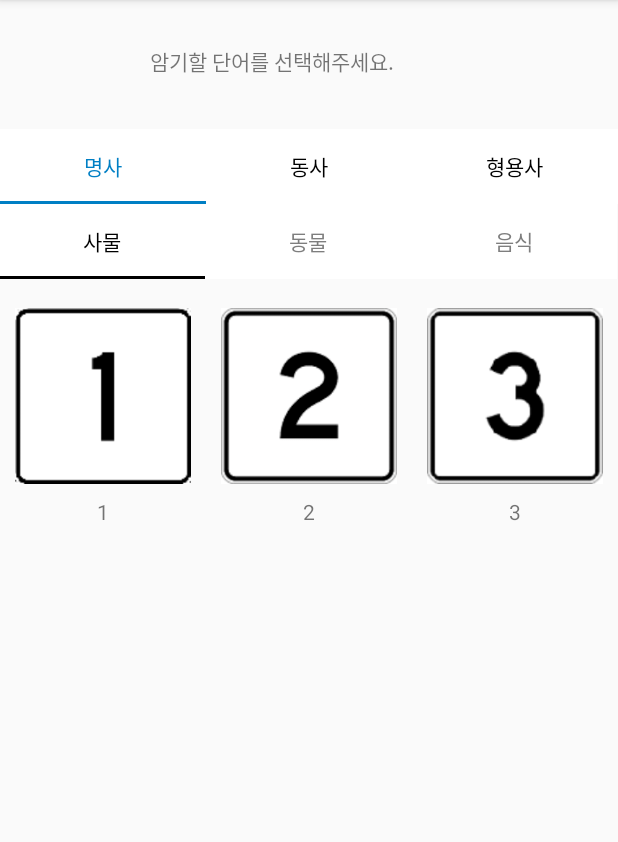
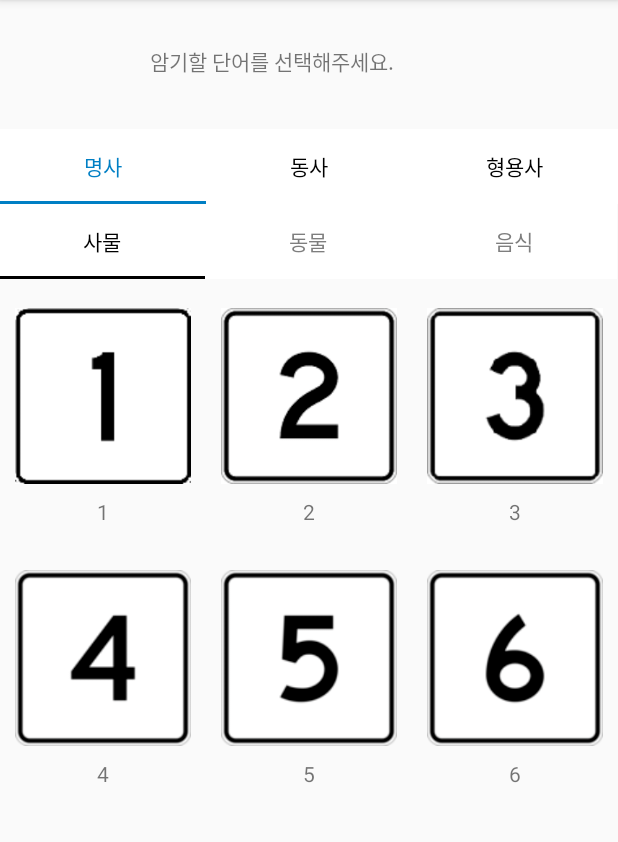
Before and after one commit to 06Ag/Capstone, an Android app: the Fragment1_1 screen opened directly, with no data from a screen before it, on a phone screen of 412 x 824 dp, the part 84-926 px from its top. Run offline under Robolectric (Android 15) with nearby library versions, the phone set to English and light mode, and no system bars.

Commit message:
카테고리 작업중

```diff
--- a/Signlanguage/app/src/main/cpp/CMakeLists.txt
+++ b/Signlanguage/app/src/main/cpp/CMakeLists.txt
@@ -6,8 +6,8 @@
 cmake_minimum_required(VERSION 3.4.1)
 
 #set(pathPROJECT C:/Users/tkddm/Desktop/Capstone/Signlanguage) #육
-set(pathPROJECT C:/Users/iw67c/AndroidStudioProjects/Capstone/Signlanguage) # 영지
-#set(pathPROJECT C:/Users/User/AndroidStudioProjects/Capstone/Signlanguage) # 은진
+#set(pathPROJECT C:/Users/iw67c/AndroidStudioProjects/Capstone/Signlanguage) # 영지
+set(pathPROJECT C:/Users/User/AndroidStudioProjects/Capstone/Signlanguage) # 은진
 
 set(pathOPENCV ${pathPROJECT}/opencv)
 set(pathLIBOPENCV_JAVA ${pathOPENCV}/native/libs/${ANDROID_ABI}/libopencv_java4.so)
--- a/Signlanguage/app/src/main/java/com/example/singlanguage/CategoryLearning_study_info.java
+++ b/Signlanguage/app/src/main/java/com/example/singlanguage/CategoryLearning_study_info.java
@@ -33,12 +33,13 @@ public class CategoryLearning_study_info extends AppCompatActivity{
         Intent intent = getIntent();    //넘겨 받은 값
         int id = getRawResIdByName(dbHelper.getResult_img(intent.getExtras().getString("name")));   //이미지 이름으로 아이디 받기
         String des = dbHelper.getResult_des(intent.getExtras().getString("name"));   //수화 설명
+        String wordinfo = dbHelper.getResult_wordinfo(intent.getExtras().getString("name"));    //한국어 정보
         Uri uri_img = Uri.parse("android.resource://" + getPackageName() + "/" + id);   //uri에 이미지 주소 저장
         imgview.setImageURI(uri_img);   //이미지뷰에 이미지 출력
 
         final String name = intent.getExtras().getString("name");
         tv_imageNum.setText(name);
-        explainview.setText('\n' + des);
+        explainview.setText('\n' + des + "\n\n한국어 정보\n" + wordinfo);
 
 
         //stop시 전페이지로
--- a/Signlanguage/app/src/main/java/com/example/singlanguage/Fragment1_1.java
+++ b/Signlanguage/app/src/main/java/com/example/singlanguage/Fragment1_1.java
@@ -27,9 +27,15 @@ public class Fragment1_1 extends Fragment implements View.OnClickListener {
         LinearLayout image1 = (LinearLayout) view.findViewById(R.id.layout_one);
         LinearLayout image2 = (LinearLayout) view.findViewById(R.id.layout_two);
         LinearLayout image3 = (LinearLayout) view.findViewById(R.id.layout_three);
+        LinearLayout image4 = (LinearLayout) view.findViewById(R.id.layout_four);
+        LinearLayout image5 = (LinearLayout) view.findViewById(R.id.layout_five);
+        LinearLayout image6 = (LinearLayout) view.findViewById(R.id.layout_six);
         image1.setOnClickListener(this);
         image2.setOnClickListener(this);
         image3.setOnClickListener(this);
+        image4.setOnClickListener(this);
+        image5.setOnClickListener(this);
+        image6.setOnClickListener(this);
         //Button bt_one = (Button)view.findViewById(R.id.button_one);
         //bt_two = (Button)view.findViewById(R.id.button_two);
 
@@ -43,6 +49,9 @@ public class Fragment1_1 extends Fragment implements View.OnClickListener {
         if (v.getId() == R.id.layout_one)   intent.putExtra("name", "1");
         else if(v.getId() == R.id.layout_two)   intent.putExtra("name", "2");
         else if(v.getId() == R.id.layout_three)   intent.putExtra("name", "3");
+        else if(v.getId() == R.id.layout_four)   intent.putExtra("name", "4");
+        else if(v.getId() == R.id.layout_five)   intent.putExtra("name", "5");
+        else if(v.getId() == R.id.layout_six)   intent.putExtra("name", "6");
 
         startActivity(intent);
     }
--- a/Signlanguage/app/src/main/res/layout/fragment_fragment1_1.xml
+++ b/Signlanguage/app/src/main/res/layout/fragment_fragment1_1.xml
@@ -75,12 +75,16 @@
                 android:scaleType="centerInside"
                 android:src="@drawable/btn_clk_three" />
 
-            <TextView
+            <!--<TextView
                 android:id="@+id/txt_three"
                 android:layout_width="match_parent"
                 android:layout_height="wrap_content"
                 android:gravity="center_horizontal"
-                android:text="3" />
+                android:text="3" />-->
+            <TextView
+                android:id="@+id/txt_three"
+                style="@style/CustomTextView"
+                android:text="3"/>
 
         </LinearLayout>
 
@@ -88,49 +92,71 @@
 
     <LinearLayout
         android:layout_width="match_parent"
-        android:layout_height="172dp"
+        android:layout_height="wrap_content"
         android:orientation="horizontal">
+        <LinearLayout
+            android:id="@+id/layout_four"
+            android:layout_width="wrap_content"
+            android:layout_height="wrap_content"
+            android:layout_weight="1"
+            android:orientation="vertical"
+            android:padding="10dp">
 
-        <!--<com.example.singlanguage.CustomWordButton
-            android:id="@+id/layout_three_1"
-            style="@style/WordButton"
-            android:layout_width="wrap_content"
-            android:layout_height="wrap_content"/>-->
-    </LinearLayout>
-    <!--
-        <LinearLayout
-            android:layout_width="match_parent"
-            android:layout_height="match_parent"
-            android:orientation="horizontal">
-
-            <Button
-                android:id="@+id/button_one"
+            <ImageView
+                android:id="@+id/image_four"
                 android:layout_width="wrap_content"
                 android:layout_height="wrap_content"
-                android:layout_weight="1"
-                android:drawableTop="@drawable/btn_clk_one"
-                android:onClick="mOnClick" />
+                android:scaleType="centerInside"
+                android:src="@drawable/four" />
 
-            <Button
-                android:id="@+id/button_two"
+        <TextView
+            android:id="@+id/txt_four"
+            style="@style/CustomTextView"
+            android:text="4"/>
+        </LinearLayout>
+        <LinearLayout
+            android:id="@+id/layout_five"
+            android:layout_width="wrap_content"
+            android:layout_height="wrap_content"
+            android:layout_weight="1"
+            android:orientation="vertical"
+            android:padding="10dp">
+            <ImageView
+                android:id="@+id/image_five"
                 android:layout_width="wrap_content"
                 android:layout_height="wrap_content"
-                android:layout_weight="1"
-                android:drawableTop="@drawable/btn_clk_two"
-                android:onClick="mOnClick"
-                android:text="2" />
+                android:scaleType="centerInside"
+                android:src="@drawable/five" />
 
-            <Button
-                android:id="@+id/button_three"
+            <TextView
+                android:id="@+id/txt_five"
+                style="@style/CustomTextView"
+                android:text="5"/>
+        </LinearLayout>
+        <LinearLayout
+            android:id="@+id/layout_six"
+            android:layout_width="wrap_content"
+            android:layout_height="wrap_content"
+            android:layout_weight="1"
+            android:orientation="vertical"
+            android:padding="10dp">
+            <ImageView
+                android:id="@+id/image_six"
                 android:layout_width="wrap_content"
                 android:layout_height="wrap_content"
-                android:layout_weight="1"
-                android:drawableTop="@drawable/btn_clk_three"
-                android:onClick="mOnClick"
-                android:text="3" />
+                android:scaleType="centerInside"
+                android:src="@drawable/six" />
 
-
-        </LinearLayout>-->
-    <!--            android:layout_marginLeft="20dp"
-        android:layout_marginTop="30dp"-->
+            <TextView
+                android:id="@+id/txt_six"
+                style="@style/CustomTextView"
+                android:text="6"/>
+        </LinearLayout>
+    </LinearLayout>
+    <!--<com.example.singlanguage.CustomWordButton
+             android:id="@+id/layout_three_1"
+             android:layout_width="wrap_content"
+             android:layout_height="wrap_content"
+             app:img="@drawable/one"
+             app:text="3" />-->
 </LinearLayout>
--- a/Signlanguage/app/src/main/res/values/attrs.xml
+++ b/Signlanguage/app/src/main/res/values/attrs.xml
@@ -2,8 +2,7 @@
 <resources>
 
     <declare-styleable name="WordButton">
-        <attr name="img" format="reference|integer|string" />  //아이콘 이미지
-        <!--<attr name="img_press" format="reference|integer" />    //눌렀을 때 이미지-->
+        <attr name="img" format="reference|integer" />  //아이콘 이미지
         <attr name="text" format="reference|string" />  //수화 이름
     </declare-styleable>
 </resources>
--- a/Signlanguage/app/src/main/res/values/styles.xml
+++ b/Signlanguage/app/src/main/res/values/styles.xml
@@ -9,5 +9,13 @@
         <item name="colorAccent">@color/colorAccent</item>
     </style>
 
+    <style name="CustomTextView"  parent="@android:style/Widget.TextView">
+        <item name="android:layout_width">match_parent</item>
+        <item name="android:layout_height">wrap_content</item>
+        <item name="android:gravity">center_horizontal</item>
+    </style>
+
+
+
 
 </resources>
```
Also changed, not shown: Signlanguage/app/src/main/java/com/example/singlanguage/CustomWordButton.java (+35 -10 lines), Signlanguage/app/src/main/java/com/example/singlanguage/DBHelper.java (+16 -3 lines), Signlanguage/app/src/main/res/layout/activity_category_learning_info.xml (+12 -19 lines), Signlanguage/app/src/main/res/raw/capdb.csv (+59 -59 lines), Signlanguage/app/src/main/res/drawable/five.png (added), Signlanguage/app/src/main/res/drawable/four.png (added), Signlanguage/app/src/main/res/drawable/six.png (added), Signlanguage/app/src/main/res/raw/five.jpg (added), Signlanguage/app/src/main/res/raw/four.jpg (added), Signlanguage/app/src/main/res/raw/six.jpg (added), 12 other files.
